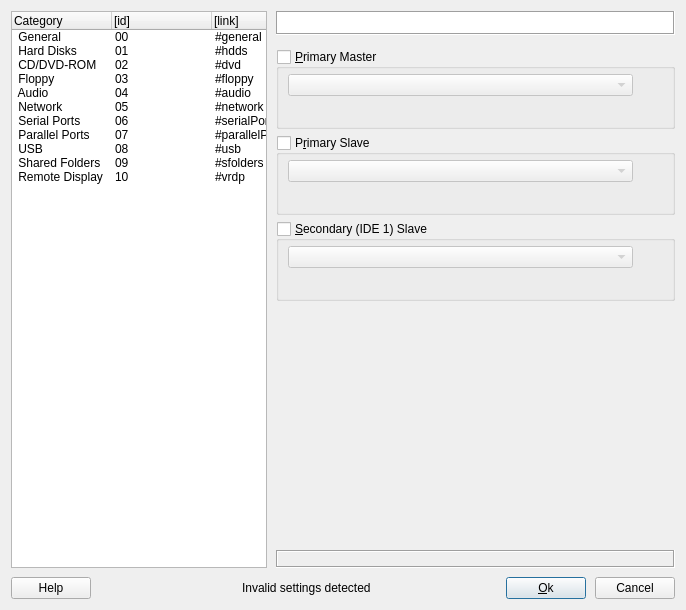
Above: vbox/src/VBox/Frontends/VirtualBox4/ui/VBoxVMSettingsDlg.ui from jljuxgm/vboxgit before the change. Below: the same form after it.
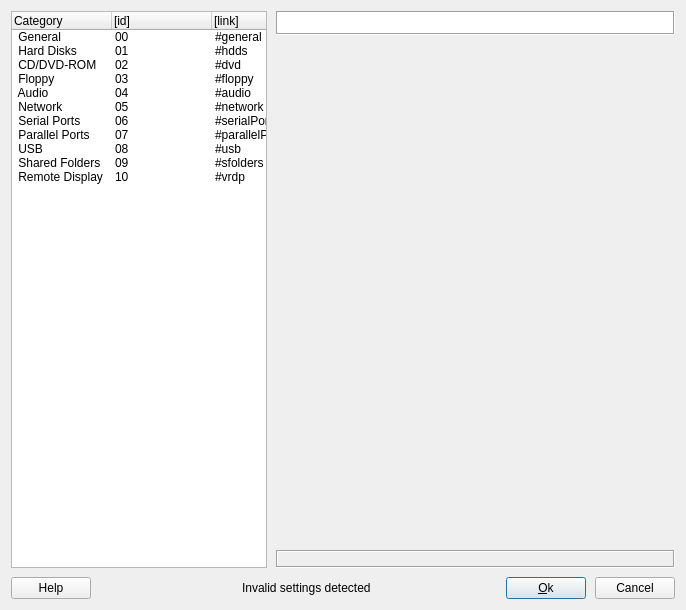
That is the form after the change. The open tabs and pages were chosen to show the change. Icons and pictures are not drawn. Custom widgets are drawn as their Qt base class.

Commit message:
commit_9631 ------------------------------------------------------------------------ r9631 | vboxsync | 2008-06-12 04:16:06 +0800 (Thu, 12 Jun 2008) | 1 line
Fe/Qt4: HD VMSettings ported to qt4. VMSettings finally ported to qt4.
------------------------------------------------------------------------

```diff
--- a/vbox/src/VBox/Frontends/VirtualBox4/ui/VBoxVMSettingsDlg.ui
+++ b/vbox/src/VBox/Frontends/VirtualBox4/ui/VBoxVMSettingsDlg.ui
@@ -295,197 +295,7 @@
       <number>0</number>
      </property>
      <widget class="QWidget" name="mPageGeneral" />
-     <widget class="QWidget" name="mPageHdds" >
-      <layout class="QVBoxLayout" >
-       <property name="leftMargin" >
-        <number>0</number>
-       </property>
-       <property name="topMargin" >
-        <number>5</number>
-       </property>
-       <property name="rightMargin" >
-        <number>0</number>
-       </property>
-       <property name="bottomMargin" >
-        <number>0</number>
-       </property>
-       <item>
-        <widget class="QGroupBox" name="mGbHDA" >
-         <property name="whatsThis" >
-          <string>When checked, attaches the specified virtual hard disk to the Master slot of the Primary IDE controller.</string>
-         </property>
-         <property name="title" >
-          <string>&amp;Primary Master</string>
-         </property>
-         <property name="checkable" >
-          <bool>true</bool>
-         </property>
-         <property name="checked" >
-          <bool>false</bool>
-         </property>
-         <layout class="QGridLayout" >
-          <property name="topMargin" >
-           <number>5</number>
-          </property>
-          <item row="0" column="0" >
-           <widget class="VBoxMediaComboBox" name="mCbHDA" >
-            <property name="sizePolicy" >
-             <sizepolicy vsizetype="Fixed" hsizetype="Expanding" >
-              <horstretch>0</horstretch>
-              <verstretch>0</verstretch>
-             </sizepolicy>
-            </property>
-            <property name="whatsThis" >
-             <string>Displays the virtual hard disk to attach to this IDE slot and allows to quickly select a different hard disk.</string>
-            </property>
-           </widget>
-          </item>
-          <item row="0" column="1" >
-           <widget class="QToolButton" name="mTbHDA" >
-            <property name="whatsThis" >
-             <string>Invokes the Virtual Disk Manager to create a new or select an existing virtual hard disk to attach.</string>
-            </property>
-            <property name="text" >
-             <string/>
-            </property>
-            <property name="autoRaise" >
-             <bool>true</bool>
-            </property>
-           </widget>
-          </item>
-          <item row="1" column="0" colspan="2" >
-           <widget class="QLabel" name="mLbHDA" >
-            <property name="text" >
-             <string>&lt;not attached></string>
-            </property>
-           </widget>
-          </item>
-         </layout>
-        </widget>
-       </item>
-       <item>
-        <widget class="QGroupBox" name="mGbHDB" >
-         <property name="whatsThis" >
-          <string>When checked, attaches the specified virtual hard disk to the Slave slot of the Primary IDE controller.</string>
-         </property>
-         <property name="title" >
-          <string>P&amp;rimary Slave</string>
-         </property>
-         <property name="checkable" >
-          <bool>true</bool>
-         </property>
-         <property name="checked" >
-          <bool>false</bool>
-         </property>
-         <layout class="QGridLayout" >
-          <property name="topMargin" >
-           <number>5</number>
-          </property>
-          <item row="0" column="0" >
-           <widget class="VBoxMediaComboBox" name="mCbHDB" >
-            <property name="sizePolicy" >
-             <sizepolicy vsizetype="Fixed" hsizetype="Expanding" >
-              <horstretch>0</horstretch>
-              <verstretch>0</verstretch>
-             </sizepolicy>
-            </property>
-            <property name="whatsThis" >
-             <string>Displays the virtual hard disk to attach to this IDE slot and allows to quickly select a different hard disk.</string>
-            </property>
-           </widget>
-          </item>
-          <item row="0" column="1" >
-           <widget class="QToolButton" name="mTbHDB" >
-            <property name="whatsThis" >
-             <string>Invokes the Virtual Disk Manager to create a new or select an existing virtual hard disk to attach.</string>
-            </property>
-            <property name="text" >
-             <string/>
-            </property>
-            <property name="autoRaise" >
-             <bool>true</bool>
-            </property>
-           </widget>
-          </item>
-          <item row="1" column="0" colspan="2" >
-           <widget class="QLabel" name="mLbHDB" >
-            <property name="text" >
-             <string>&lt;not attached></string>
-            </property>
-           </widget>
-          </item>
-         </layout>
-        </widget>
-       </item>
-       <item>
-        <widget class="QGroupBox" name="mGbHDD" >
-         <property name="whatsThis" >
-          <string>When checked, attaches the specified virtual hard disk to the Slave slot of the Secondary IDE controller.</string>
-         </property>
-         <property name="title" >
-          <string>&amp;Secondary (IDE 1) Slave</string>
-         </property>
-         <property name="checkable" >
-          <bool>true</bool>
-         </property>
-         <property name="checked" >
-          <bool>false</bool>
-         </property>
-         <layout class="QGridLayout" >
-          <property name="topMargin" >
-           <number>5</number>
-          </property>
-          <item row="0" column="0" >
-           <widget class="VBoxMediaComboBox" name="mCbHDD" >
-            <property name="sizePolicy" >
-             <sizepolicy vsizetype="Fixed" hsizetype="Expanding" >
-              <horstretch>0</horstretch>
-              <verstretch>0</verstretch>
-             </sizepolicy>
-            </property>
-            <property name="whatsThis" >
-             <string>Displays the virtual hard disk to attach to this IDE slot and allows to quickly select a different hard disk.</string>
-            </property>
-           </widget>
-          </item>
-          <item row="0" column="1" >
-           <widget class="QToolButton" name="mTbHDD" >
-            <property name="whatsThis" >
-             <string>Invokes the Virtual Disk Manager to create a new or select an existing virtual hard disk to attach.</string>
-            </property>
-            <property name="text" >
-             <string/>
-            </property>
-            <property name="autoRaise" >
-             <bool>true</bool>
-            </property>
-           </widget>
-          </item>
-          <item row="1" column="0" colspan="2" >
-           <widget class="QLabel" name="mLbHDD" >
-            <property name="text" >
-             <string>&lt;not attached></string>
-            </property>
-           </widget>
-          </item>
-         </layout>
-        </widget>
-       </item>
-       <item>
-        <spacer>
-         <property name="orientation" >
-          <enum>Qt::Vertical</enum>
-         </property>
-         <property name="sizeHint" >
-          <size>
-           <width>20</width>
-           <height>31</height>
-          </size>
-         </property>
-        </spacer>
-       </item>
-      </layout>
-     </widget>
+     <widget class="QWidget" name="mPageHD" />
      <widget class="QWidget" name="mPageCD" />
      <widget class="QWidget" name="mPageFD" />
      <widget class="QWidget" name="mPageAudio" />
@@ -604,13 +414,6 @@
    </item>
   </layout>
  </widget>
- <customwidgets>
-  <customwidget>
-   <class>VBoxMediaComboBox</class>
-   <extends>QComboBox</extends>
-   <header>VBoxMediaComboBox.h</header>
-  </customwidget>
- </customwidgets>
  <resources>
   <include location="../VirtualBox.qrc" />
  </resources>
```
The commit also changes 1 other file.
